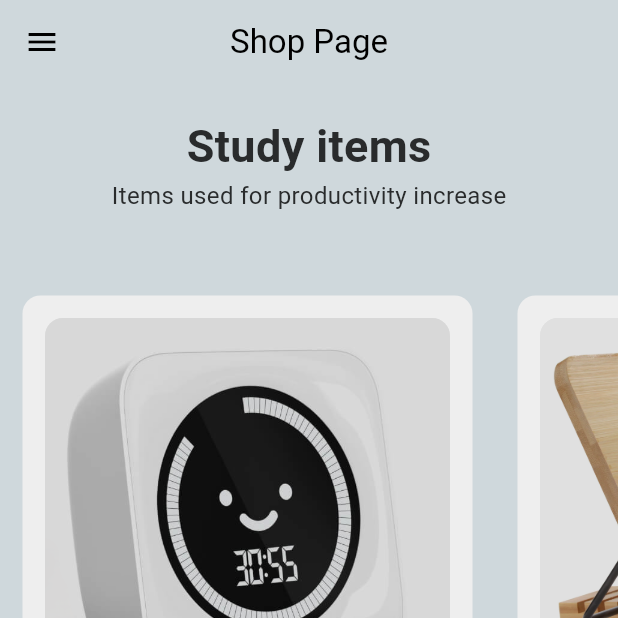
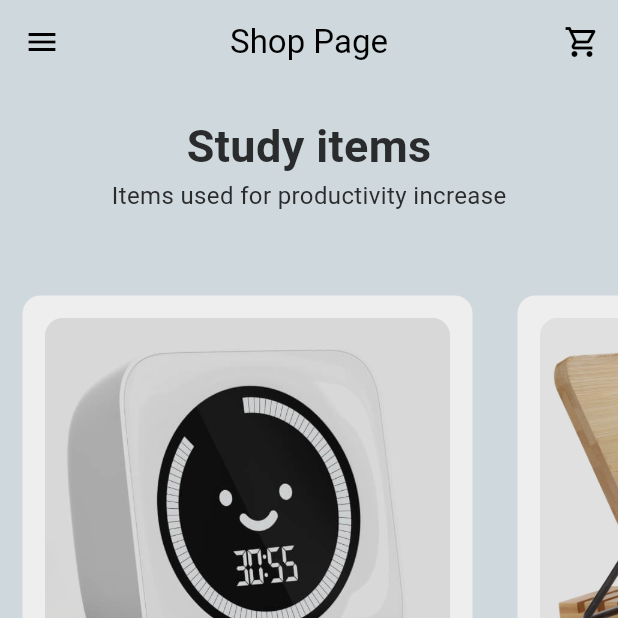
Before and after one commit to MajstorUgvej/EcomShop, a Flutter app: the screen it shows after launch, after a tap on the "arrow forward" icon, on a phone screen of 412 x 824 dp, the top half of it. Run offline on Flutter 3.47's test engine with Material 3 defaults, Android fonts, the light colour scheme and no system bars.

Commit message:
final commit

```diff
--- a/lib/pages/shop_page.dart
+++ b/lib/pages/shop_page.dart
@@ -1,5 +1,4 @@
 import 'package:ecom_shop/models/cart.dart';
-import 'package:ecom_shop/models/product.dart';
 import 'package:ecom_shop/utilities/product_tile.dart';
 import 'package:flutter/material.dart';
 import 'package:provider/provider.dart';
@@ -18,9 +17,14 @@ class ShopPage extends StatelessWidget {
         backgroundColor: Theme.of(context).colorScheme.surface,
         appBar: AppBar(
           backgroundColor: Colors.transparent,
-          title: Text("Shop Page"),
+          title: const Text("Shop Page"),
           centerTitle: true,
-
+          actions: [
+            IconButton(onPressed: () {
+              Navigator.pop(context);
+              Navigator.pushNamed(context, '/cart_page');
+            }, icon:const Icon(Icons.shopping_cart_outlined))
+          ],
         ),
         body: Padding(
           padding: const EdgeInsets.symmetric(vertical: 20),
@@ -39,7 +43,7 @@ class ShopPage extends StatelessWidget {
                 color: Theme.of(context).colorScheme.inversePrimary
               )),
 
-              SizedBox(
+             const SizedBox(
                 height: 40,
               ),
 
@@ -77,7 +81,7 @@ class ShopPage extends StatelessWidget {
                     color: Theme.of(context).colorScheme.primary,
                     size: 100
                 ),),
-                Divider(
+                const Divider(
                   height: 30,
                   color: Colors.transparent,
                 ),
@@ -85,7 +89,7 @@ class ShopPage extends StatelessWidget {
                   onTap: () {
                     Navigator.pop(context);
                   },
-                  child: Row(
+                  child: const Row(
                     children: [
                       Icon(Icons.shopping_bag_outlined, size: 40),
                       Text("Shop", style: TextStyle(
@@ -94,7 +98,7 @@ class ShopPage extends StatelessWidget {
                     ],
                   ),
                 ),
-                Divider(
+                const Divider(
                   height: 10,
                   color: Colors.transparent,
                 ),
@@ -103,23 +107,22 @@ class ShopPage extends StatelessWidget {
                     Navigator.pop(context);
                     Navigator.pushNamed(context, '/cart_page');
                   },
-                  child: Row(
+                  child:const Row(
                     children: [
                       Icon(Icons.shopping_cart_outlined, size: 40),
                       Text("Cart", style: TextStyle(
                         fontSize: 20,
-                      ),)
+                      ),),
                     ],
                   ),
-                ),
-                  ],
+                ),],
                 ),
                 GestureDetector(
                   onTap: () {
                     Navigator.pop(context);
                     Navigator.pushNamed(context, '/start_page');
                   },
-                  child: Row(
+                  child: const Row(
                     children: [
                       Icon(Icons.logout, size:40),
                       Text("Log out", style: TextStyle(
@@ -136,7 +139,3 @@ class ShopPage extends StatelessWidget {
     );
   }
 }
-
-extension on List<Product> {
-  void addToCart(Product product) {}
-}
--- a/lib/pages/start_page.dart
+++ b/lib/pages/start_page.dart
@@ -20,7 +20,7 @@ class StartPage extends StatelessWidget {
             SizedBox(height: 20),
 
             // Title
-            Text(
+            const Text(
               'Study Shop',
               style: TextStyle(
                 fontSize: 24,
@@ -29,13 +29,13 @@ class StartPage extends StatelessWidget {
             ),
 
             // Subtitle
-            Text(
+            const Text(
               'Your one-stop shop for productivity',
               style: TextStyle(
                 fontSize: 16,
               ),
             ),
-            SizedBox(height: 40),
+            const SizedBox(height: 40),
             // Go button
             GestureDetector(
               onTap: () => Navigator.pushNamed(context, '/shop_page'),
--- a/lib/utilities/product_tile.dart
+++ b/lib/utilities/product_tile.dart
@@ -25,7 +25,7 @@ class ProductTile extends StatelessWidget {
             Column(
               crossAxisAlignment: CrossAxisAlignment.start,
               children: [
-                AspectRatio(
+              AspectRatio(
                 aspectRatio: 1,
                 child: Container(
                   width: double.infinity,
@@ -45,7 +45,7 @@ class ProductTile extends StatelessWidget {
                 ),),
 
 
-                SizedBox(height: 20),
+                const SizedBox(height: 20),
                 // Product name
                 Text(product.name, style: TextStyle(
                     fontSize: 20,
```
Also changed, not shown: lib/pages/cart_page.dart (+7 -4 lines).
